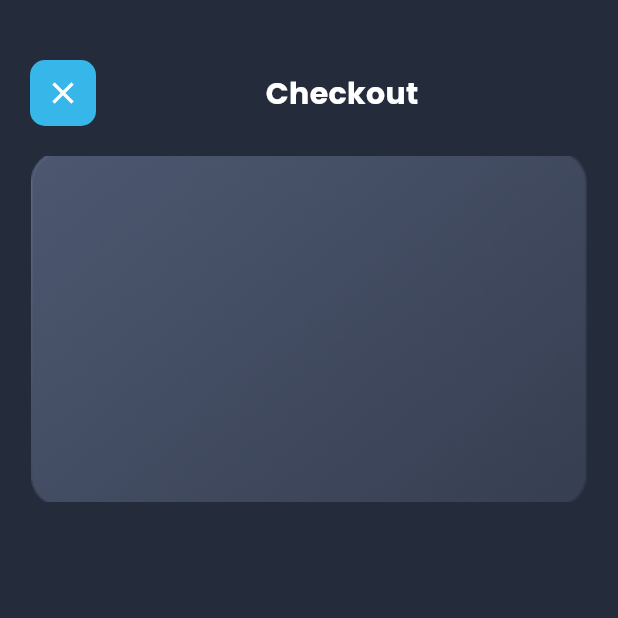
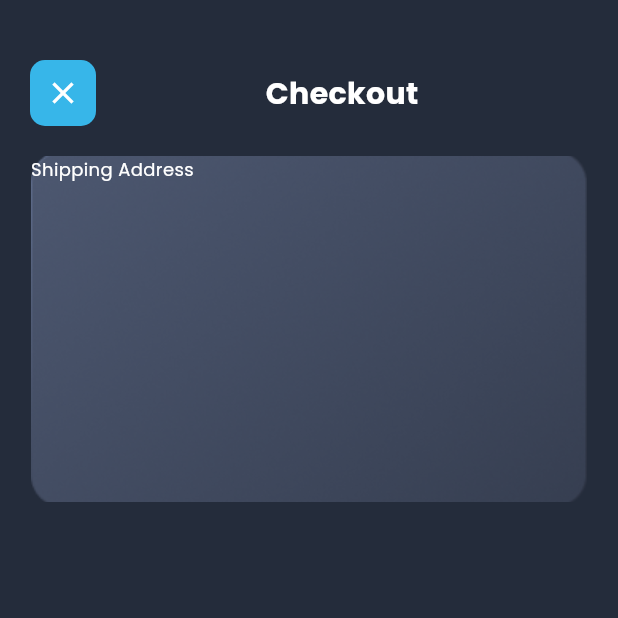
Before and after one commit to Suhaibusman/OnlineBikeShoppingApp, a Flutter app: the CheckoutScreen screen opened directly, on a phone screen of 412 x 824 dp, the top half of it. Run offline on Flutter 3.47's test engine with Material 3 defaults, Android fonts, the phone set to English and light mode, and no system bars; drawn by our look-alikes of auto_size_text; our stand-ins replace google_fonts.

Commit message:
Added Checkout Screen

```diff
--- a/lib/screens/checkout_screen/checkout_screen.dart
+++ b/lib/screens/checkout_screen/checkout_screen.dart
@@ -66,6 +66,7 @@ class _CheckoutScreenState extends State<CheckoutScreen> {
                 fit: BoxFit.cover,
               ),
             ),
+            child: customTextWidget(text: "Shipping Address" , color: Colors.white),
           )
         ],
       ),
```
